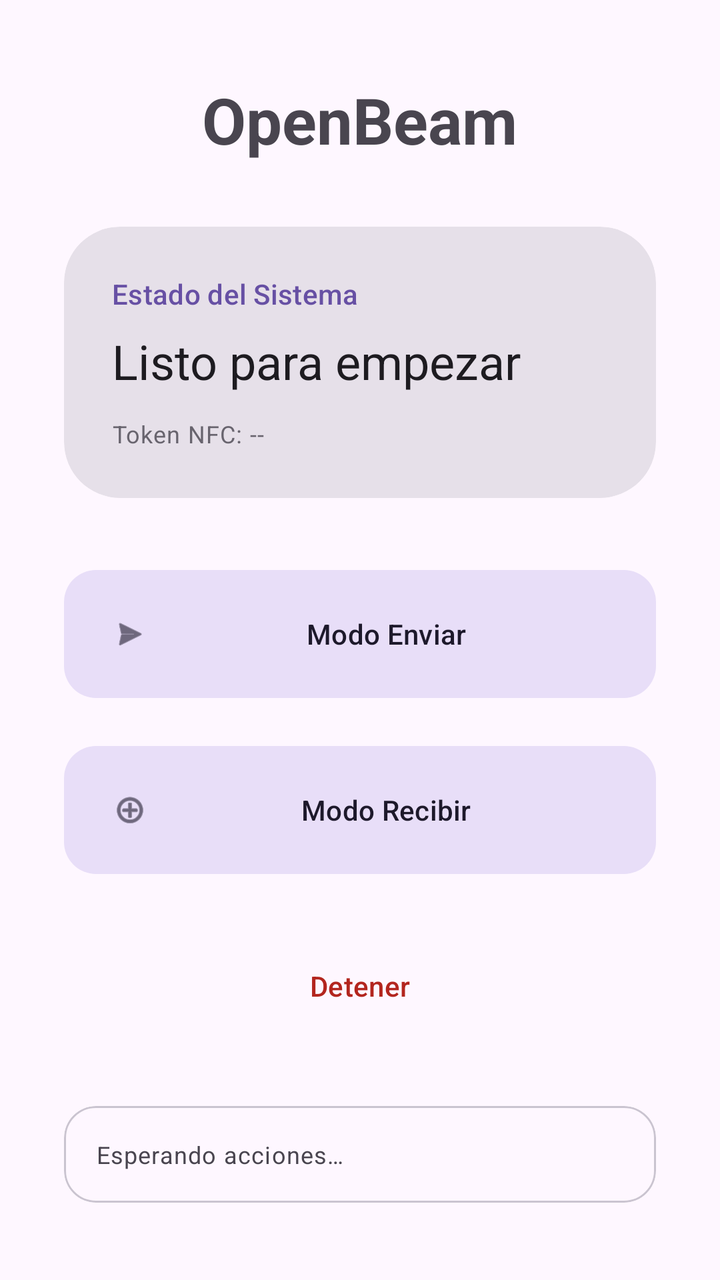
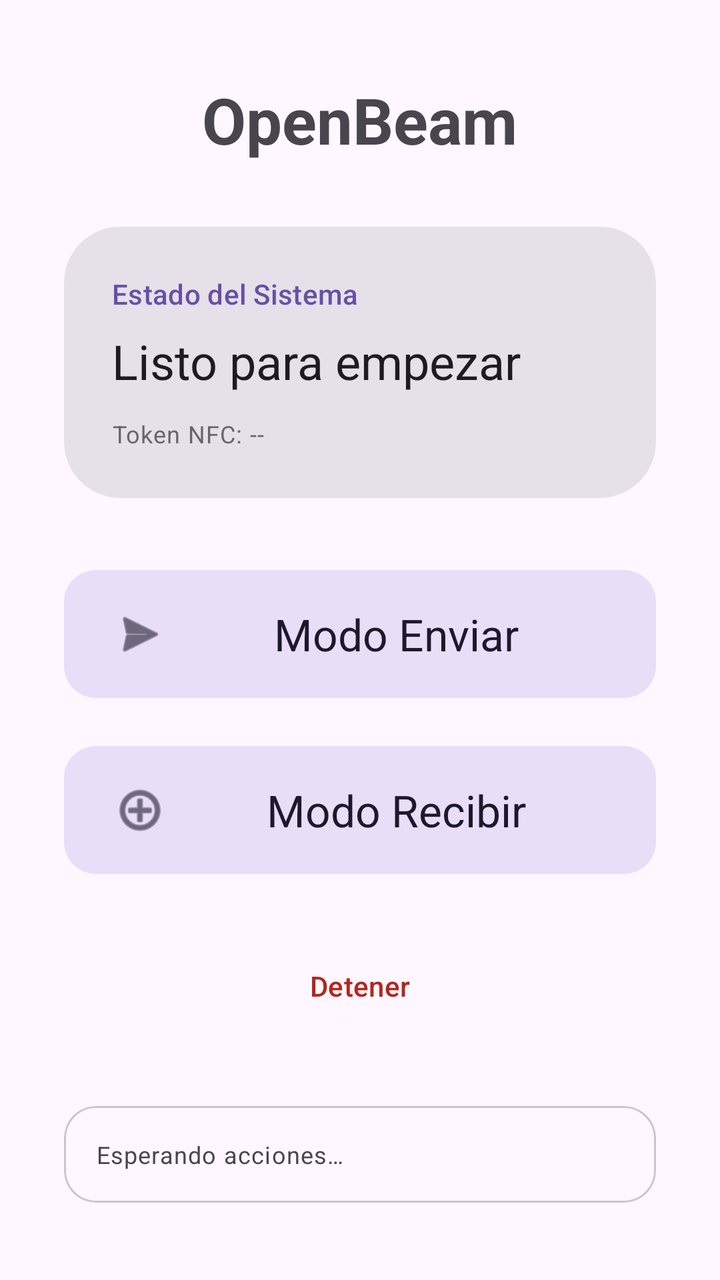

Compare the two renders of this Android layout. The source of the first and the diff that turns it into the second are given below.
<!-- AndroidManifest.xml: application theme Theme.OpenBeam -->
<!-- res/layout/activity_main.xml -->
<?xml version="1.0" encoding="utf-8"?>
<androidx.coordinatorlayout.widget.CoordinatorLayout xmlns:android="http://schemas.android.com/apk/res/android"
    xmlns:app="http://schemas.android.com/apk/res-auto"
    android:layout_width="match_parent"
    android:layout_height="match_parent"
    android:background="?attr/colorSurface">

    <androidx.core.widget.NestedScrollView
        android:layout_width="match_parent"
        android:layout_height="match_parent"
        android:fillViewport="true">

        <LinearLayout
            android:layout_width="match_parent"
            android:layout_height="wrap_content"
            android:gravity="center"
            android:layout_gravity="center"
            android:orientation="vertical"
            android:padding="32dp">

            <TextView
                android:layout_width="wrap_content"
                android:layout_height="wrap_content"
                android:text="@string/app_name"
                android:textAppearance="@style/TextAppearance.Material3.HeadlineLarge"
                android:textStyle="bold" />

            <com.google.android.material.card.MaterialCardView
                style="?attr/materialCardViewFilledStyle"
                android:layout_width="match_parent"
                android:layout_height="wrap_content"
                android:layout_marginTop="32dp"
                app:cardCornerRadius="28dp">

                <LinearLayout
                    android:layout_width="match_parent"
                    android:layout_height="wrap_content"
                    android:orientation="vertical"
                    android:padding="24dp">

                    <TextView
                        android:layout_width="wrap_content"
                        android:layout_height="wrap_content"
                        android:text="@string/system_status_label"
                        android:textAppearance="@style/TextAppearance.Material3.LabelLarge"
                        android:textColor="?attr/colorPrimary" />

                    <TextView
                        android:id="@+id/statusText"
                        android:layout_width="match_parent"
                        android:layout_height="wrap_content"
                        android:layout_marginTop="8dp"
                        android:text="@string/status_ready"
                        android:textAppearance="@style/TextAppearance.Material3.HeadlineSmall" />

                    <com.google.android.material.progressindicator.LinearProgressIndicator
                        android:id="@+id/transferProgress"
                        android:layout_width="match_parent"
                        android:layout_height="wrap_content"
                        android:layout_marginTop="16dp"
                        android:visibility="gone"
                        app:trackCornerRadius="4dp" />

                    <TextView
                        android:id="@+id/tokenText"
                        android:layout_width="match_parent"
                        android:layout_height="wrap_content"
                        android:layout_marginTop="12dp"
                        android:alpha="0.8"
                        android:text="@string/token_nfc_empty"
                        android:textAppearance="@style/TextAppearance.Material3.BodySmall" />

                </LinearLayout>
            </com.google.android.material.card.MaterialCardView>

            <com.google.android.material.button.MaterialButton
                android:id="@+id/senderButton"
                style="@style/Widget.Material3.Button.TonalButton"
                android:layout_width="match_parent"
                android:layout_height="72dp"
                android:layout_marginTop="32dp"
                android:text="@string/sender_mode"
                app:icon="@android:drawable/ic_menu_send"
                app:shapeAppearanceOverlay="@style/ShapeAppearance.Material3.Corner.Large" />

            <com.google.android.material.button.MaterialButton
                android:id="@+id/receiverButton"
                style="@style/Widget.Material3.Button.TonalButton"
                android:layout_width="match_parent"
                android:layout_height="72dp"
                android:layout_marginTop="16dp"
                android:text="@string/receiver_mode"
                app:icon="@android:drawable/ic_menu_add"
                app:shapeAppearanceOverlay="@style/ShapeAppearance.Material3.Corner.Large" />

            <com.google.android.material.button.MaterialButton
                android:id="@+id/stopButton"
                style="@style/Widget.Material3.Button.TextButton"
                android:layout_width="match_parent"
                android:layout_height="56dp"
                android:layout_marginTop="24dp"
                android:text="@string/stop_all"
                android:textColor="?attr/colorError" />

            <com.google.android.material.card.MaterialCardView
                style="?attr/materialCardViewOutlinedStyle"
                android:layout_width="match_parent"
                android:layout_height="wrap_content"
                android:layout_marginTop="32dp"
                app:cardCornerRadius="16dp">

                <TextView
                    android:id="@+id/logText"
                    android:layout_width="match_parent"
                    android:layout_height="wrap_content"
                    android:padding="16dp"
                    android:text="@string/log_placeholder"
                    android:textAppearance="@style/TextAppearance.Material3.BodySmall"
                    android:textColor="?attr/colorOnSurfaceVariant" />

            </com.google.android.material.card.MaterialCardView>

        </LinearLayout>
    </androidx.core.widget.NestedScrollView>

</androidx.coordinatorlayout.widget.CoordinatorLayout>
<!-- resources referenced by this layout -->
<resources>
  <string name="app_name">OpenBeam</string>
  <string name="log_placeholder">Esperando acciones…</string>
  <string name="receiver_mode">Modo Recibir</string>
  <string name="sender_mode">Modo Enviar</string>
  <string name="status_ready">Listo para empezar</string>
  <string name="stop_all">Detener</string>
  <string name="system_status_label">Estado del Sistema</string>
  <string name="token_nfc_empty">Token NFC: --</string>
  <style name="Theme.OpenBeam" parent="Theme.Material3.DayNight.NoActionBar">
          <item name="android:statusBarColor">@android:color/transparent</item>
          <item name="android:navigationBarColor">@android:color/transparent</item>
          <item name="android:windowLightStatusBar" tools:targetApi="m">false</item>
      </style>
</resources>

<!-- the commit's change to res/layout/activity_main.xml (unified diff, before → after) -->
@@ -1,11 +1,13 @@
 <?xml version="1.0" encoding="utf-8"?>
 <androidx.coordinatorlayout.widget.CoordinatorLayout xmlns:android="http://schemas.android.com/apk/res/android"
     xmlns:app="http://schemas.android.com/apk/res-auto"
+    android:id="@+id/coordinatorLayout"
     android:layout_width="match_parent"
     android:layout_height="match_parent"
     android:background="?attr/colorSurface">
 
     <androidx.core.widget.NestedScrollView
+        android:id="@+id/mainScroll"
         android:layout_width="match_parent"
         android:layout_height="match_parent"
         android:fillViewport="true">
@@ -57,9 +59,11 @@
                         android:id="@+id/transferProgress"
                         android:layout_width="match_parent"
                         android:layout_height="wrap_content"
-                        android:layout_marginTop="16dp"
+                        android:layout_marginTop="20dp"
                         android:visibility="gone"
-                        app:trackCornerRadius="4dp" />
+                        app:trackCornerRadius="8dp"
+                        app:indicatorTrackGapSize="0dp"
+                        app:trackThickness="8dp" />
 
                     <TextView
                         android:id="@+id/tokenText"
@@ -80,7 +84,9 @@
                 android:layout_height="72dp"
                 android:layout_marginTop="32dp"
                 android:text="@string/sender_mode"
+                android:textAppearance="@style/TextAppearance.Material3.TitleLarge"
                 app:icon="@android:drawable/ic_menu_send"
+                app:iconSize="28dp"
                 app:shapeAppearanceOverlay="@style/ShapeAppearance.Material3.Corner.Large" />
 
             <com.google.android.material.button.MaterialButton
@@ -90,7 +96,9 @@
                 android:layout_height="72dp"
                 android:layout_marginTop="16dp"
                 android:text="@string/receiver_mode"
+                android:textAppearance="@style/TextAppearance.Material3.TitleLarge"
                 app:icon="@android:drawable/ic_menu_add"
+                app:iconSize="28dp"
                 app:shapeAppearanceOverlay="@style/ShapeAppearance.Material3.Corner.Large" />
 
             <com.google.android.material.button.MaterialButton
@@ -123,4 +131,23 @@
         </LinearLayout>
     </androidx.core.widget.NestedScrollView>
 
+    
+    <FrameLayout
+        android:id="@+id/pairingOverlay"
+        android:layout_width="match_parent"
+        android:layout_height="match_parent"
+        android:visibility="gone"
+        android:elevation="100dp"
+        android:background="#1A000000">
+
+        <View
+            android:id="@+id/pairingCircle"
+            android:layout_width="220dp"
+            android:layout_height="220dp"
+            android:layout_gravity="center"
+            android:background="@drawable/pairing_circle"
+            android:alpha="0"/>
+
+    </FrameLayout>
+
 </androidx.coordinatorlayout.widget.CoordinatorLayout>
<!-- resource entries referenced after the edit -->
@@ -1,5 +1,13 @@
 <!-- resources referenced by this layout -->
 <resources>
+  <!-- drawable pairing_circle (drawable) -->
+  <?xml version="1.0" encoding="utf-8"?>
+  <shape xmlns:android="http://schemas.android.com/apk/res/android"
+      android:shape="oval">
+      <stroke
+          android:width="12dp"
+          android:color="?attr/colorPrimary" />
+  </shape>
   <string name="app_name">OpenBeam</string>
   <string name="log_placeholder">Esperando acciones…</string>
   <string name="receiver_mode">Modo Recibir</string>
